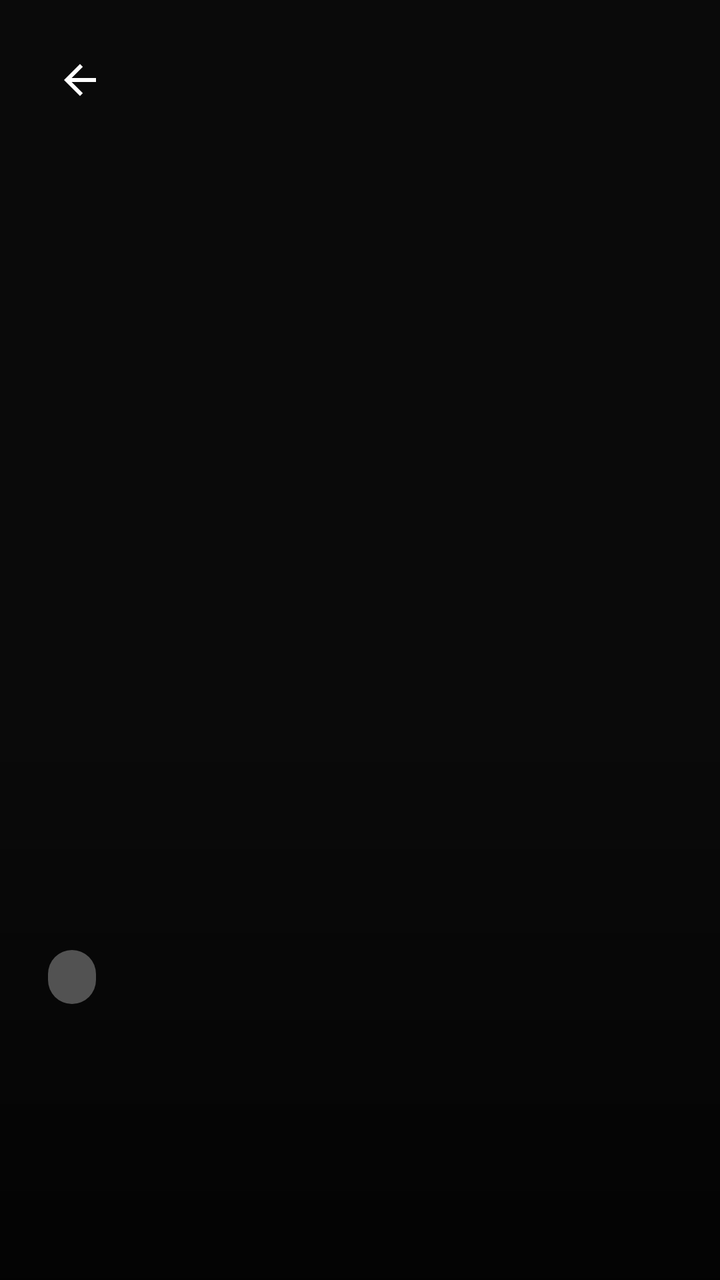
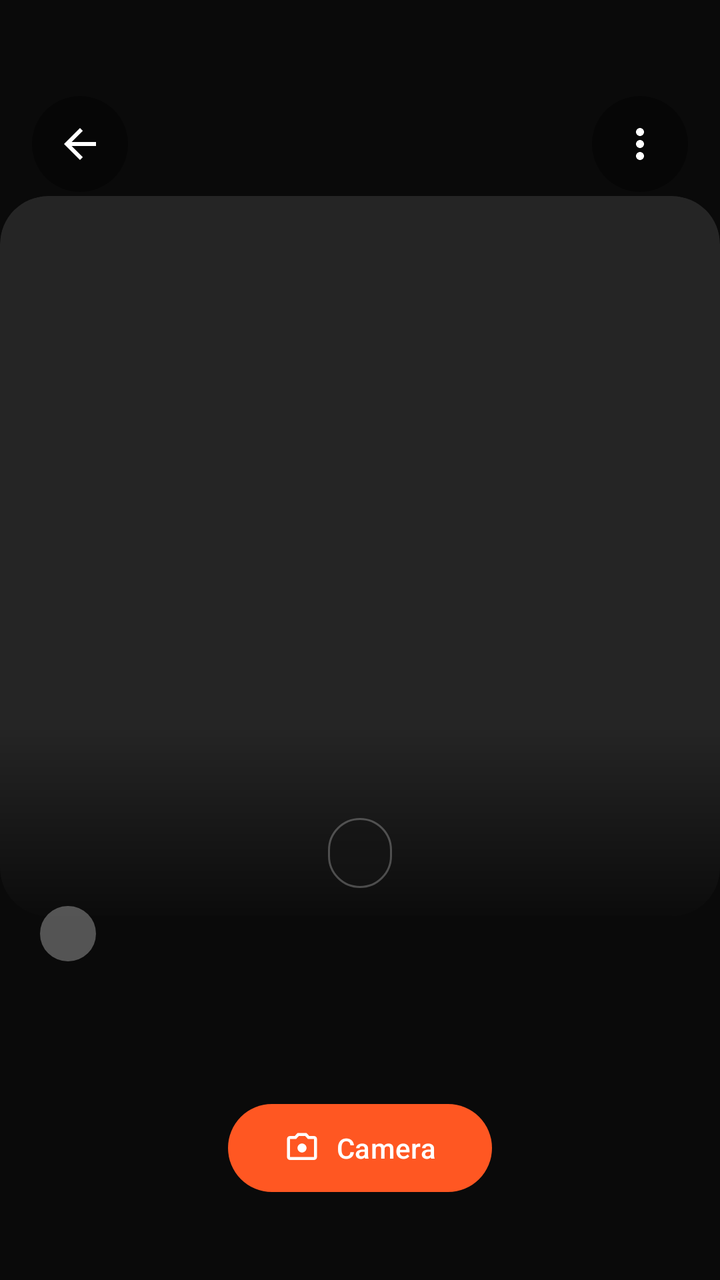

An Android layout rendered at two revisions. The XML below is the earlier revision; the diff shows what the commit changed to produce the second picture.
<!-- AndroidManifest.xml: application theme Theme.ExpenseTrackerApp -->
<!-- res/layout/fragment_receipt_detail.xml -->
<?xml version="1.0" encoding="utf-8"?>
<androidx.constraintlayout.widget.ConstraintLayout xmlns:android="http://schemas.android.com/apk/res/android"
    xmlns:app="http://schemas.android.com/apk/res-auto"
    android:layout_width="match_parent"
    android:layout_height="match_parent"
    android:background="@color/background_dark">

    <ImageView
        android:id="@+id/iv_receipt_image"
        android:layout_width="match_parent"
        android:layout_height="0dp"
        app:layout_constraintDimensionRatio="1:1"
        app:layout_constraintTop_toTopOf="parent"
        app:layout_constraintBottom_toBottomOf="parent"
        android:scaleType="centerCrop" />

    <ImageButton
        android:id="@+id/btn_return"
        android:layout_width="48dp"
        android:layout_height="48dp"
        android:layout_margin="16dp"
        android:src="@drawable/ic_arrow_back"
        android:background="?attr/selectableItemBackgroundBorderless"
        android:contentDescription="Return"
        app:tint="@color/white"
        app:layout_constraintTop_toTopOf="parent"
        app:layout_constraintStart_toStartOf="parent" />

    
    <View
        android:layout_width="match_parent"
        android:layout_height="300dp"
        android:background="@drawable/gradient_bottom_up"
        app:layout_constraintBottom_toBottomOf="parent" />

    <LinearLayout
        android:layout_width="match_parent"
        android:layout_height="wrap_content"
        android:orientation="vertical"
        android:padding="24dp"
        app:layout_constraintBottom_toBottomOf="parent">

        <TextView
            android:id="@+id/tv_category"
            android:layout_width="wrap_content"
            android:layout_height="wrap_content"
            android:textColor="@color/white"
            android:textSize="14sp"
            android:textStyle="bold"
            android:background="@drawable/bg_category_badge"
            android:paddingHorizontal="12dp"
            android:paddingVertical="4dp"
            android:layout_marginBottom="8dp" />

        <TextView
            android:id="@+id/tv_amount"
            android:layout_width="match_parent"
            android:layout_height="wrap_content"
            android:textColor="@color/white"
            android:textSize="40sp"
            android:textStyle="bold"
            android:layout_marginBottom="4dp" />

        <TextView
            android:id="@+id/tv_date"
            android:layout_width="match_parent"
            android:layout_height="wrap_content"
            android:textColor="#E0E0E0"
            android:textSize="14sp"
            android:layout_marginBottom="8dp" />

        <TextView
            android:id="@+id/tv_note"
            android:layout_width="match_parent"
            android:layout_height="wrap_content"
            android:textColor="@color/white"
            android:textSize="16sp" />

    </LinearLayout>
</androidx.constraintlayout.widget.ConstraintLayout>
<!-- resources referenced by this layout -->
<resources>
  <color name="background_dark">#0A0A0A</color>
  <color name="white">#FFFFFF</color>
  <!-- drawable bg_category_badge (drawable) -->
  <?xml version="1.0" encoding="utf-8"?>
  <shape xmlns:android="http://schemas.android.com/apk/res/android">
      <solid android:color="#4DFFFFFF" /> 
      <corners android:radius="16dp" />
  </shape>
  <!-- drawable gradient_bottom_up (drawable) -->
  <?xml version="1.0" encoding="utf-8"?>
  <shape xmlns:android="http://schemas.android.com/apk/res/android">
      <gradient
          android:startColor="#B3000000"
          android:endColor="#00000000"
          android:angle="90" />
  </shape>
  <!-- drawable ic_arrow_back (drawable) -->
  <vector xmlns:android="http://schemas.android.com/apk/res/android"
      android:width="24dp"
      android:height="24dp"
      android:viewportWidth="24"
      android:viewportHeight="24"
      android:tint="?attr/colorControlNormal">
    <path
        android:fillColor="@android:color/white"
        android:pathData="M20,11H7.83l5.59,-5.59L12,4l-8,8 8,8 1.41,-1.41L7.83,13H20v-2z"/>
  </vector>
  <color name="colorPrimary">#FF5722</color>
  <color name="colorPrimaryDark">#E64A19</color>
  <color name="colorAccent">#FF5722</color>
  <!-- unchanged entries left out for length: 1 -->
</resources>

<!-- the commit's change to res/layout/fragment_receipt_detail.xml (unified diff, before → after) -->
@@ -3,78 +3,157 @@
     xmlns:app="http://schemas.android.com/apk/res-auto"
     android:layout_width="match_parent"
     android:layout_height="match_parent"
-    android:background="@color/background_dark">
-
-    <ImageView
-        android:id="@+id/iv_receipt_image"
-        android:layout_width="match_parent"
-        android:layout_height="0dp"
-        app:layout_constraintDimensionRatio="1:1"
-        app:layout_constraintTop_toTopOf="parent"
-        app:layout_constraintBottom_toBottomOf="parent"
-        android:scaleType="centerCrop" />
-
-    <ImageButton
-        android:id="@+id/btn_return"
-        android:layout_width="48dp"
-        android:layout_height="48dp"
-        android:layout_margin="16dp"
-        android:src="@drawable/ic_arrow_back"
-        android:background="?attr/selectableItemBackgroundBorderless"
-        android:contentDescription="Return"
-        app:tint="@color/white"
-        app:layout_constraintTop_toTopOf="parent"
-        app:layout_constraintStart_toStartOf="parent" />
+    android:background="@color/background_dark"
+    android:clickable="true"
+    android:focusable="true">
 
     
-    <View
-        android:layout_width="match_parent"
-        android:layout_height="300dp"
-        android:background="@drawable/gradient_bottom_up"
-        app:layout_constraintBottom_toBottomOf="parent" />
+    <androidx.cardview.widget.CardView
+        android:id="@+id/card_receipt_image"
+        android:layout_width="0dp"
+        android:layout_height="0dp"
+        app:cardBackgroundColor="@color/card_dark"
+        app:cardCornerRadius="@dimen/radius_xl"
+        app:cardElevation="0dp"
+        app:layout_constraintBottom_toBottomOf="parent"
+        app:layout_constraintDimensionRatio="1:1"
+        app:layout_constraintEnd_toEndOf="parent"
+        app:layout_constraintStart_toStartOf="parent"
+        app:layout_constraintTop_toTopOf="parent"
+        app:layout_constraintVertical_bias="0.35">
 
+        <ImageView
+            android:id="@+id/iv_receipt_image"
+            android:layout_width="match_parent"
+            android:layout_height="match_parent"
+            android:contentDescription="@string/title_photos"
+            android:scaleType="centerCrop" />
+
+        <View
+            android:id="@+id/view_bottom_scrim"
+            android:layout_width="match_parent"
+            android:layout_height="96dp"
+            android:layout_gravity="bottom"
+            android:background="@drawable/gradient_bottom_up" />
+
+        <TextView
+            android:id="@+id/tv_note"
+            android:layout_width="wrap_content"
+            android:layout_height="wrap_content"
+            android:layout_gravity="bottom|center_horizontal"
+            android:layout_marginHorizontal="16dp"
+            android:layout_marginBottom="14dp"
+            android:background="@drawable/bg_glass_pill"
+            android:ellipsize="end"
+            android:gravity="center"
+            android:maxLines="2"
+            android:paddingHorizontal="16dp"
+            android:paddingVertical="8dp"
+            android:textColor="@color/white"
+            android:textSize="14sp" />
+    </androidx.cardview.widget.CardView>
+
+    
     <LinearLayout
-        android:layout_width="match_parent"
+        android:id="@+id/ll_receipt_header"
+        android:layout_width="0dp"
         android:layout_height="wrap_content"
+        android:layout_marginTop="32dp"
+        android:gravity="center_vertical"
+        android:orientation="horizontal"
+        android:padding="16dp"
+        app:layout_constraintEnd_toEndOf="parent"
+        app:layout_constraintStart_toStartOf="parent"
+        app:layout_constraintTop_toTopOf="parent">
+
+        <ImageButton
+            android:id="@+id/btn_return"
+            android:layout_width="48dp"
+            android:layout_height="48dp"
+            android:background="@drawable/bg_circle_translucent"
+            android:contentDescription="@string/cd_back"
+            android:padding="12dp"
+            android:src="@drawable/ic_arrow_back"
+            app:tint="@color/white" />
+
+        <Space
+            android:layout_width="0dp"
+            android:layout_height="1dp"
+            android:layout_weight="1" />
+
+        <ImageButton
+            android:id="@+id/btn_receipt_more"
+            android:layout_width="48dp"
+            android:layout_height="48dp"
+            android:background="@drawable/bg_circle_translucent"
+            android:contentDescription="@string/cd_more_options"
+            android:padding="12dp"
+            android:src="@drawable/ic_more_vert"
+            app:tint="@color/white" />
+    </LinearLayout>
+
+    
+    <LinearLayout
+        android:id="@+id/ll_receipt_info"
+        android:layout_width="0dp"
+        android:layout_height="wrap_content"
+        android:gravity="start"
         android:orientation="vertical"
-        android:padding="24dp"
-        app:layout_constraintBottom_toBottomOf="parent">
+        android:paddingHorizontal="20dp"
+        app:layout_constraintBottom_toTopOf="@id/btn_back_to_camera"
+        app:layout_constraintEnd_toEndOf="parent"
+        app:layout_constraintStart_toStartOf="parent"
+        app:layout_constraintTop_toBottomOf="@id/card_receipt_image"
+        app:layout_constraintVertical_bias="0.35">
 
         <TextView
             android:id="@+id/tv_category"
             android:layout_width="wrap_content"
             android:layout_height="wrap_content"
+            android:background="@drawable/bg_category_badge"
+            android:paddingHorizontal="14dp"
+            android:paddingVertical="5dp"
             android:textColor="@color/white"
-            android:textSize="14sp"
-            android:textStyle="bold"
-            android:background="@drawable/bg_category_badge"
-            android:paddingHorizontal="12dp"
-            android:paddingVertical="4dp"
-            android:layout_marginBottom="8dp" />
+            android:textSize="13sp"
+            android:textStyle="bold" />
 
         <TextView
             android:id="@+id/tv_amount"
-            android:layout_width="match_parent"
+            android:layout_width="wrap_content"
             android:layout_height="wrap_content"
-            android:textColor="@color/white"
-            android:textSize="40sp"
-            android:textStyle="bold"
-            android:layout_marginBottom="4dp" />
+            android:layout_marginTop="8dp"
+            android:gravity="start"
+            android:textColor="@color/expense_orange"
+            android:textSize="34sp"
+            android:textStyle="bold" />
 
         <TextView
             android:id="@+id/tv_date"
-            android:layout_width="match_parent"
+            android:layout_width="wrap_content"
             android:layout_height="wrap_content"
-            android:textColor="#E0E0E0"
-            android:textSize="14sp"
-            android:layout_marginBottom="8dp" />
+            android:layout_marginTop="4dp"
+            android:gravity="start"
+            android:textColor="@color/text_secondary"
+            android:textSize="14sp" />
+    </LinearLayout>
 
-        <TextView
-            android:id="@+id/tv_note"
-            android:layout_width="match_parent"
-            android:layout_height="wrap_content"
-            android:textColor="@color/white"
-            android:textSize="16sp" />
+    
+    <com.google.android.material.button.MaterialButton
+        android:id="@+id/btn_back_to_camera"
+        android:layout_width="wrap_content"
+        android:layout_height="wrap_content"
+        android:layout_marginBottom="40dp"
+        android:minHeight="52dp"
+        android:paddingHorizontal="28dp"
+        android:text="@string/action_back_to_camera"
+        android:textColor="@color/white"
+        app:backgroundTint="@color/expense_orange"
+        app:cornerRadius="@dimen/radius_pill"
+        app:icon="@drawable/ic_photo_camera"
+        app:iconSize="18dp"
+        app:iconTint="@color/white"
+        app:layout_constraintBottom_toBottomOf="parent"
+        app:layout_constraintEnd_toEndOf="parent"
+        app:layout_constraintStart_toStartOf="parent" />
 
-    </LinearLayout>
 </androidx.constraintlayout.widget.ConstraintLayout>
<!-- resource entries referenced after the edit -->
@@ -1,12 +1,35 @@
 <!-- resources referenced by this layout -->
 <resources>
   <color name="background_dark">#0A0A0A</color>
+  <color name="card_dark">#252525</color>
+  <color name="expense_orange">#FF5722</color>
+  <color name="text_secondary">#B0B0B0</color>
   <color name="white">#FFFFFF</color>
+  <dimen name="radius_pill">999dp</dimen>
+  <dimen name="radius_xl">24dp</dimen>
   <!-- drawable bg_category_badge (drawable) -->
   <?xml version="1.0" encoding="utf-8"?>
   <shape xmlns:android="http://schemas.android.com/apk/res/android">
       <solid android:color="#4DFFFFFF" /> 
       <corners android:radius="16dp" />
+  </shape>
+  <!-- drawable bg_circle_translucent (drawable) -->
+  <?xml version="1.0" encoding="utf-8"?>
+  <ripple xmlns:android="http://schemas.android.com/apk/res/android"
+      android:color="#33FFFFFF">
+      <item>
+          <shape android:shape="oval">
+              <solid android:color="#66000000" />
+          </shape>
+      </item>
+  </ripple>
+  <!-- drawable bg_glass_pill (drawable) -->
+  <?xml version="1.0" encoding="utf-8"?>
+  <shape xmlns:android="http://schemas.android.com/apk/res/android"
+      android:shape="rectangle">
+      <solid android:color="#99141414" />
+      <stroke android:width="1dp" android:color="@color/surface_glass_stroke" />
+      <corners android:radius="@dimen/radius_pill" />
   </shape>
   <!-- drawable gradient_bottom_up (drawable) -->
   <?xml version="1.0" encoding="utf-8"?>
@@ -27,6 +50,32 @@
         android:fillColor="@android:color/white"
         android:pathData="M20,11H7.83l5.59,-5.59L12,4l-8,8 8,8 1.41,-1.41L7.83,13H20v-2z"/>
   </vector>
+  <!-- drawable ic_more_vert (drawable) -->
+  <vector xmlns:android="http://schemas.android.com/apk/res/android"
+      android:width="24dp"
+      android:height="24dp"
+      android:viewportWidth="24"
+      android:viewportHeight="24">
+      <path
+          android:fillColor="#FFFFFF"
+          android:pathData="M12,8c1.1,0 2,-0.9 2,-2s-0.9,-2 -2,-2 -2,0.9 -2,2 0.9,2 2,2zM12,10c-1.1,0 -2,0.9 -2,2s0.9,2 2,2 2,-0.9 2,-2 -0.9,-2 -2,-2zM12,16c-1.1,0 -2,0.9 -2,2s0.9,2 2,2 2,-0.9 2,-2 -0.9,-2 -2,-2z" />
+  </vector>
+  <!-- drawable ic_photo_camera (drawable) -->
+  <vector xmlns:android="http://schemas.android.com/apk/res/android"
+      android:width="24dp"
+      android:height="24dp"
+      android:viewportWidth="24"
+      android:viewportHeight="24"
+      android:tint="?attr/colorControlNormal">
+    <path
+        android:fillColor="@android:color/white"
+        android:pathData="M12,15c1.66,0 3,-1.34 3,-3s-1.34,-3 -3,-3 -3,1.34 -3,3 1.34,3 3,3zM9,2L7.17,4H4c-1.1,0 -2,0.9 -2,2v12c0,1.1 0.9,2 2,2h16c1.1,0 2,-0.9 2,-2V6c0,-1.1 -0.9,-2 -2,-2h-3.17L15,2H9zm11,16H4V6h4.05l1.83,-2h4.24l1.83,2H20v12z"/>
+  </vector>
+  <string name="action_back_to_camera">Camera</string>
+  <string name="cd_back">Back</string>
+  <string name="cd_more_options">More options</string>
+  <string name="title_photos">Receipt Photos</string>
+  <color name="surface_glass_stroke">#40FFFFFF</color>
   <color name="colorPrimary">#FF5722</color>
   <color name="colorPrimaryDark">#E64A19</color>
   <color name="colorAccent">#FF5722</color>
